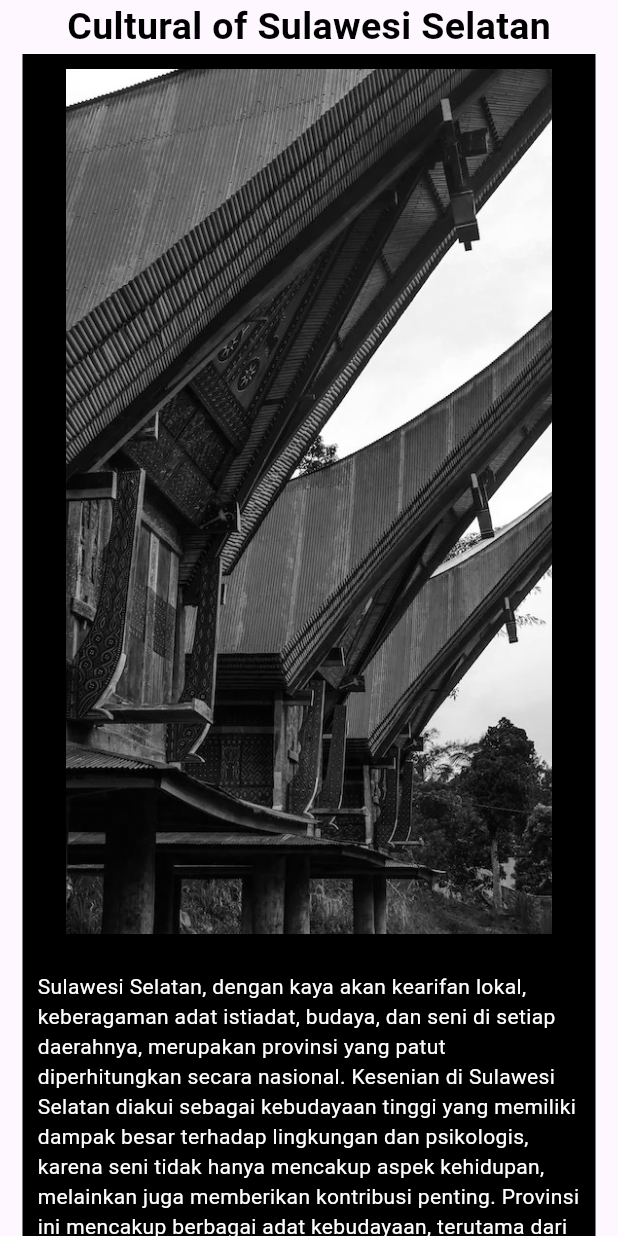
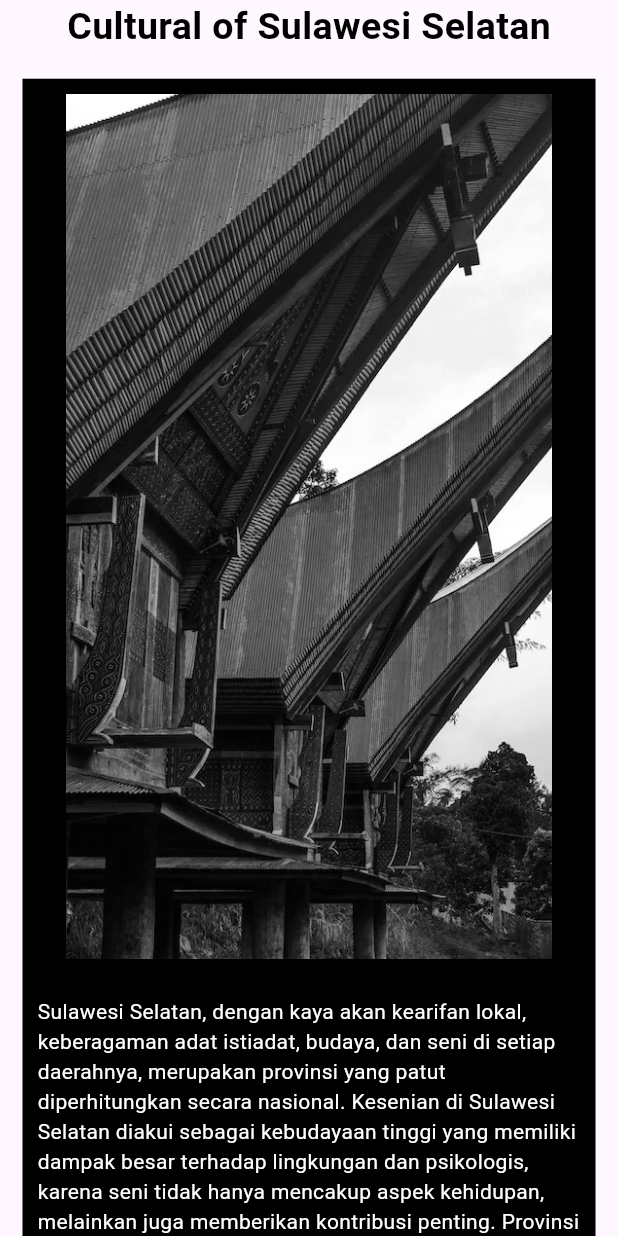
Before and after one commit to Tsabitah07/pkn_SulawesiSelatan, a Flutter app: the screen it shows after launch, on a phone screen of 412 x 824 dp. Run offline on Flutter 3.47's test engine with Material 3 defaults, Android fonts, the phone set to English and light mode, and no system bars; our stand-ins replace carousel_slider, get, google_fonts.

Commit message:
[alyaa] up rev

```diff
--- a/lib/detailPage/hp/hpsosbud.dart
+++ b/lib/detailPage/hp/hpsosbud.dart
@@ -18,6 +18,7 @@ class SosialBudayaHp extends StatelessWidget {
               children: [
                 Text("Cultural of Sulawesi Selatan", style: TextStyle(fontSize: 25, fontWeight: FontWeight.bold,
                   color: Colors.black,),),
+                SizedBox(height: screenHeight *0.02,),
                 Container(
                   color: Colors.black,
                   child: Padding(
```
